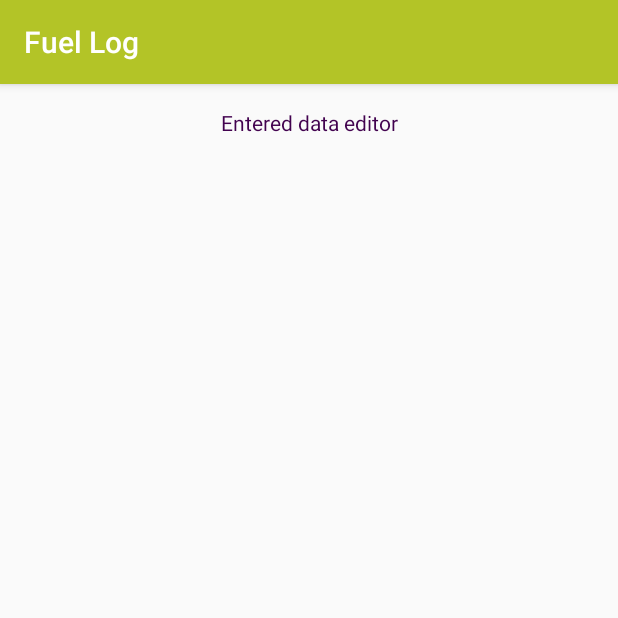
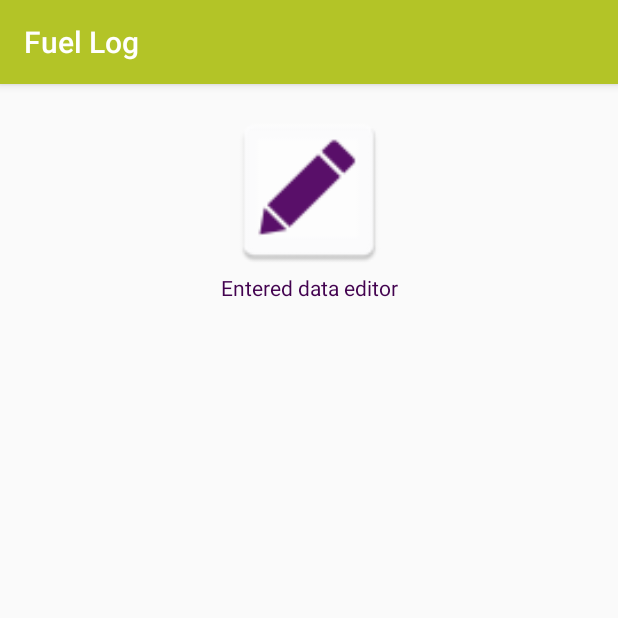
Before and after one commit to milorads/FuelLog, an Android app: the EditActivity screen opened directly, with no data from a screen before it, on a phone screen of 412 x 824 dp, the top half of it. Run offline under Robolectric (Android 15) with nearby library versions, the phone set to English and light mode, and no system bars.

Commit message:
added new resource

```diff
--- a/app/src/main/res/layout/activity_edit.xml
+++ b/app/src/main/res/layout/activity_edit.xml
@@ -1,5 +1,6 @@
 <?xml version="1.0" encoding="utf-8"?>
 <RelativeLayout xmlns:android="http://schemas.android.com/apk/res/android"
+    xmlns:app="http://schemas.android.com/apk/res-auto"
     xmlns:tools="http://schemas.android.com/tools"
     android:id="@+id/activity_edit"
     android:layout_width="match_parent"
@@ -16,6 +17,17 @@
         android:layout_height="match_parent"
         >
 
+        <ImageView
+            android:layout_width="match_parent"
+            android:layout_height="110dp"
+            app:srcCompat="@mipmap/ic_launcher"
+            android:id="@+id/imageView2"
+            android:layout_alignParentBottom="true"
+            android:layout_centerHorizontal="true"
+            android:adjustViewBounds="false"
+            android:cropToPadding="false"
+            android:textAlignment="center"/>
+
         <TextView
             android:text="@string/Editor"
             android:layout_width="match_parent"
@@ -30,6 +42,7 @@
             android:id="@+id/listView"
             android:footerDividersEnabled="false"
             android:scrollbars="vertical"/>
+
     </LinearLayout>
 
 </RelativeLayout>
```
Also changed, not shown: app/src/main/edit_pen.png (added), app/src/main/ic_launcher-web.png (added), app/src/main/res/mipmap-hdpi/ic_launcher.png, app/src/main/res/mipmap-mdpi/ic_launcher.png, app/src/main/res/mipmap-xhdpi/ic_launcher.png, app/src/main/res/mipmap-xxhdpi/ic_launcher.png, app/src/main/res/mipmap-xxxhdpi/ic_launcher.png.
